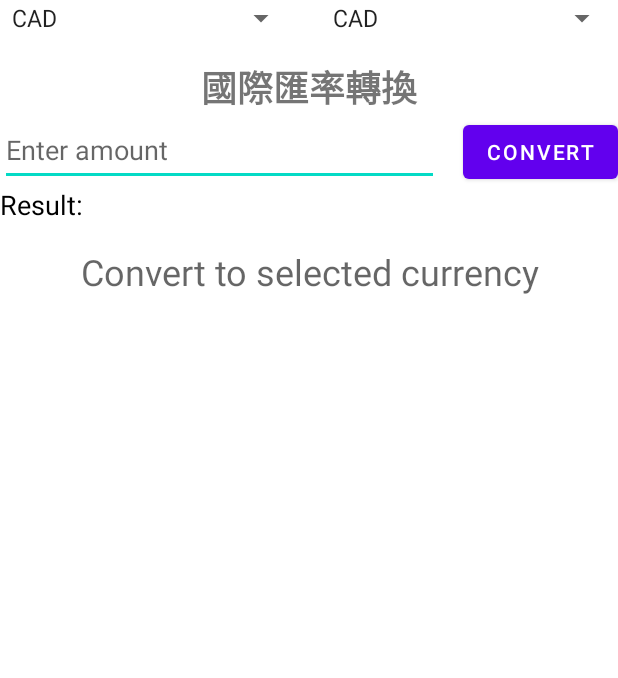
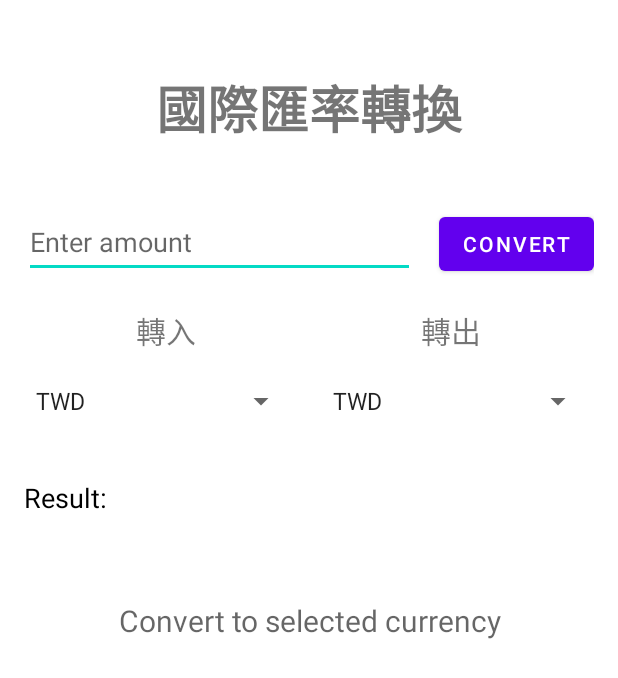
Before and after one commit to lonely10834/ExchangeRate, an Android app: the screen it shows after launch (MainActivity), on a phone screen of 412 x 824 dp. Shown: the top 678 px of the screen. Run offline under Robolectric (Android 15) with nearby library versions, the phone set to English and light mode, and no system bars; our stand-ins replace navigation-ui.

Commit message:
優化界面順序以及大小

```diff
--- a/app/src/main/java/com/example/myapp01/MainActivity.kt
+++ b/app/src/main/java/com/example/myapp01/MainActivity.kt
@@ -29,7 +29,8 @@ class MainActivity : AppCompatActivity() {
     private lateinit var appBarConfiguration: AppBarConfiguration
     private lateinit var binding: ActivityMainBinding
     // Define a list of currencies to support
-    private val currencies = listOf("CAD", "USD", "TWD", "JPY")
+    private val currencies = listOf("TWD", "USD", "JPY", "CAD")
+
 
 
     override fun onCreateOptionsMenu(menu: Menu): Boolean {
@@ -56,14 +57,20 @@ class MainActivity : AppCompatActivity() {
 
     override fun onCreate(savedInstanceState: Bundle?) {
         super.onCreate(savedInstanceState)
-
         binding = ActivityMainBinding.inflate(layoutInflater)
         setContentView(binding.root)
 
         // Get references to UI elements
-        val currencyEditText = binding.editText
+        val currencyEditText = binding.amountEditText
         val convertButton = binding.convertButton
         val resultTextView = binding.resultTextView
+
+        // Populate the spinners with currencies
+        ArrayAdapter(this, android.R.layout.simple_spinner_item, currencies).also { adapter ->
+            adapter.setDropDownViewResource(android.R.layout.simple_spinner_dropdown_item)
+            binding.fromCurrencySpinner.adapter = adapter
+            binding.toCurrencySpinner.adapter = adapter
+        }
 
         convertButton.setOnClickListener {
             // Hide the keyboard
@@ -80,8 +87,8 @@ class MainActivity : AppCompatActivity() {
             }
 
             // Get the selected currencies
-            val fromCurrency = currencies[binding.fromSpinner.selectedItemPosition]
-            val toCurrency = currencies[binding.toSpinner.selectedItemPosition]
+            val fromCurrency = currencies[binding.fromCurrencySpinner.selectedItemPosition]
+            val toCurrency = currencies[binding.toCurrencySpinner.selectedItemPosition]
 
             // Convert the currency using the exchange rate API
             fetchExchangeRate(fromCurrency, toCurrency, currencyAmount, onSuccess = { convertedAmount ->
@@ -93,13 +100,10 @@ class MainActivity : AppCompatActivity() {
             })
         }
 
-        // Populate the spinners with currencies
-        ArrayAdapter(this, android.R.layout.simple_spinner_item, currencies).also { adapter ->
-            adapter.setDropDownViewResource(android.R.layout.simple_spinner_dropdown_item)
-            binding.fromSpinner.adapter = adapter
-            binding.toSpinner.adapter = adapter
-        }
+        // Set the title of the app bar
+        supportActionBar?.title = "Currency Converter"
     }
+
 
 
 
--- a/app/src/main/res/layout/activity_main.xml
+++ b/app/src/main/res/layout/activity_main.xml
@@ -5,38 +5,18 @@
     xmlns:tools="http://schemas.android.com/tools"
     android:layout_width="match_parent"
     android:layout_height="match_parent"
+    android:padding="16dp"
     android:orientation="vertical"
     tools:context=".MainActivity">
-    <LinearLayout
-        android:layout_width="match_parent"
-        android:layout_height="wrap_content"
-        android:orientation="horizontal">
 
-        <Spinner
-            android:id="@+id/fromSpinner"
-            android:layout_width="0dp"
-            android:layout_height="wrap_content"
-            android:layout_weight="1"/>
-
-        <View
-            android:layout_width="16dp"
-            android:layout_height="match_parent"/>
-
-        <Spinner
-            android:id="@+id/toSpinner"
-            android:layout_width="0dp"
-            android:layout_height="wrap_content"
-            android:layout_weight="1"/>
-
-    </LinearLayout>
     <TextView
         android:layout_width="match_parent"
         android:layout_height="wrap_content"
-        android:layout_marginTop="16dp"
+        android:layout_marginTop="30dp"
+        android:gravity="center"
         android:text="國際匯率轉換"
-        android:textSize="24sp"
-        android:textStyle="bold"
-        android:gravity="center"/>
+        android:textSize="34sp"
+        android:textStyle="bold" />
 
     <LinearLayout
         android:layout_width="match_parent"
@@ -44,10 +24,11 @@
         android:orientation="horizontal">
 
         <EditText
-            android:id="@+id/editText"
+            android:id="@+id/amountEditText"
             android:layout_width="0dp"
             android:layout_height="wrap_content"
             android:layout_weight="1"
+            android:layout_marginTop="40dp"
             android:hint="Enter amount"
             android:imeOptions="actionDone"
             android:inputType="numberDecimal"
@@ -61,13 +42,66 @@
             android:id="@+id/convertButton"
             android:layout_width="wrap_content"
             android:layout_height="wrap_content"
+            android:layout_marginTop="40dp"
             android:text="Convert" />
+    </LinearLayout>
+
+    <LinearLayout
+        android:layout_width="match_parent"
+        android:layout_height="40dp"
+        android:layout_marginTop="20dp"
+        android:orientation="horizontal">
+
+        <TextView
+            android:id="@+id/textView1"
+            android:layout_width="0dp"
+            android:layout_height="wrap_content"
+            android:layout_weight="1"
+            android:text="轉入"
+            android:textSize="20sp"
+            android:gravity="center"/>
+
+        <TextView
+            android:id="@+id/textView2"
+            android:layout_width="0dp"
+            android:layout_height="wrap_content"
+            android:layout_weight="1"
+            android:text="轉出"
+            android:textSize="20sp"
+            android:gravity="center"/>
+    </LinearLayout>
+
+    <LinearLayout
+        android:layout_width="match_parent"
+        android:layout_height="wrap_content"
+        android:layout_marginTop="10dp"
+        android:gravity="center"
+        android:orientation="horizontal">
+
+        <Spinner
+            android:id="@+id/from_currency_spinner"
+            android:layout_width="0dp"
+            android:layout_height="wrap_content"
+            android:layout_weight="1" />
+
+        <View
+            android:layout_width="16dp"
+            android:layout_height="match_parent" />
+
+        <Spinner
+            android:id="@+id/to_currency_spinner"
+            android:layout_width="0dp"
+            android:layout_height="wrap_content"
+            android:layout_weight="1" />
+
+
     </LinearLayout>
 
     <TextView
         android:id="@+id/resultLabel"
         android:layout_width="wrap_content"
         android:layout_height="wrap_content"
+        android:layout_marginTop="40dp"
         android:text="@string/result_label"
         android:textSize="18sp"
         android:textColor="#000"/>
@@ -76,12 +110,12 @@
         android:id="@+id/resultTextView"
         android:layout_width="match_parent"
         android:layout_height="wrap_content"
+        android:layout_marginTop="40dp"
+        android:gravity="center"
         android:hint="@string/result_hint"
-        android:gravity="center"
         android:padding="16dp"
         android:textColor="#000"
-        android:textSize="24sp"
+        android:textSize="20sp"
         android:visibility="visible" />
 
-
 </LinearLayout>
```
